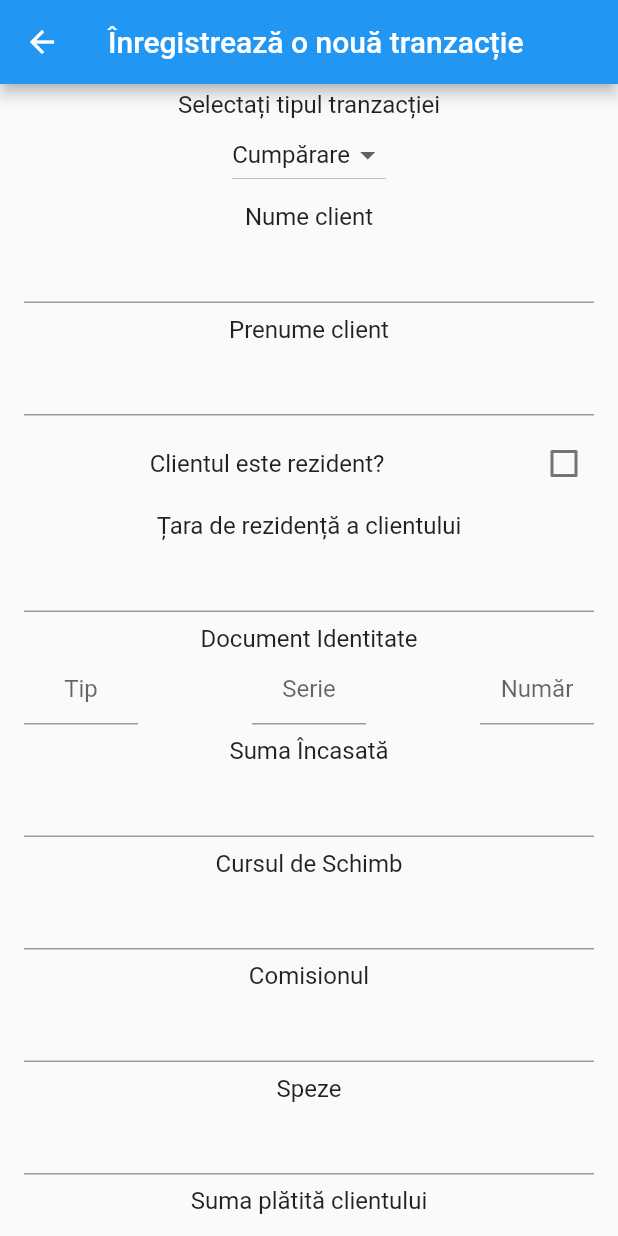
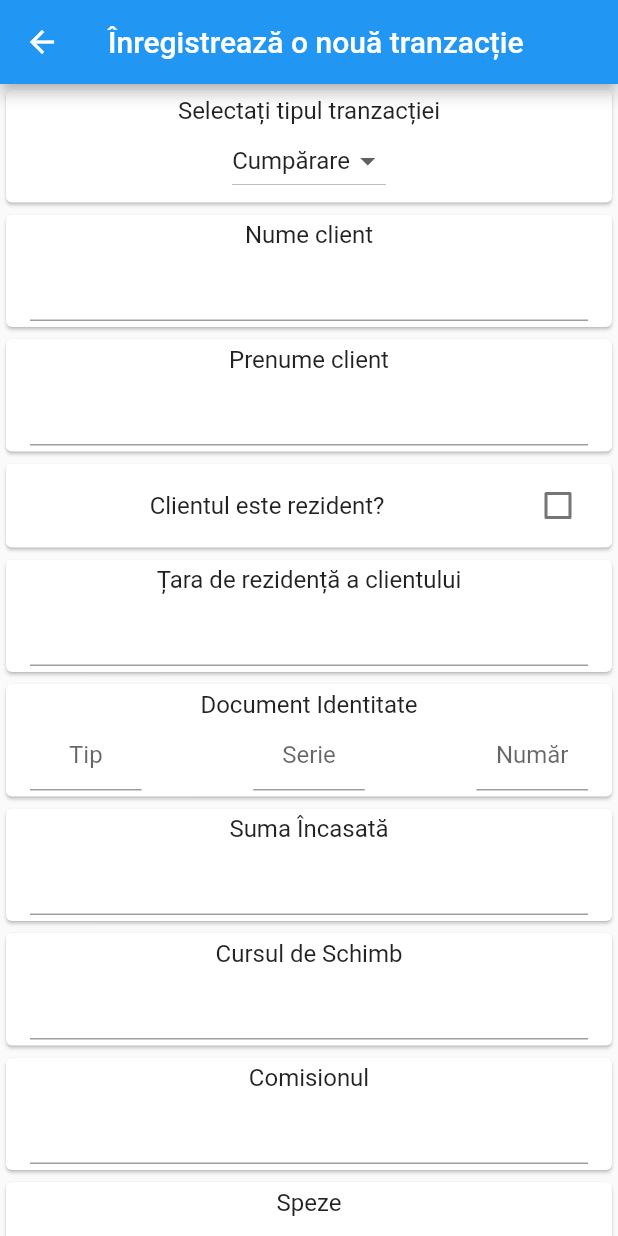
Before and after one commit to TeoChirileanu/transact_me_flutter, a Flutter app: the TransactionScreen screen opened directly, on a phone screen of 412 x 824 dp. Run offline on Flutter 3.47's test engine with Material 2 defaults, Android fonts, the phone set to English and light mode, and no system bars.

Commit message:
remove center, add cards

```diff
--- a/lib/transaction_form.dart
+++ b/lib/transaction_form.dart
@@ -43,12 +43,11 @@ class _TransactionFormState extends State<TransactionForm> {
 
   @override
   Widget build(BuildContext context) {
-    return Center(
-      child: Column(
-        mainAxisAlignment: MainAxisAlignment.center,
+    return Column(
       children: [
         Spacer(),
-          ListTile(
+        Card(
+          child: ListTile(
             title: Center(child: Text("Selectați tipul tranzacției")),
             subtitle: Center(
               child: DropdownButton(
@@ -58,8 +57,10 @@ class _TransactionFormState extends State<TransactionForm> {
               ),
             ),
           ),
+        ),
         Spacer(),
-          ListTile(
+        Card(
+          child: ListTile(
             title: Center(child: Text("Nume client")),
             subtitle: Center(
               child: TextField(
@@ -68,8 +69,10 @@ class _TransactionFormState extends State<TransactionForm> {
               ),
             ),
           ),
+        ),
         Spacer(),
-          ListTile(
+        Card(
+          child: ListTile(
             title: Center(child: Text("Prenume client")),
             subtitle: Center(
               child: TextField(
@@ -78,14 +81,18 @@ class _TransactionFormState extends State<TransactionForm> {
               ),
             ),
           ),
+        ),
         Spacer(),
-          CheckboxListTile(
+        Card(
+          child: CheckboxListTile(
             title: Center(child: Text("Clientul este rezident?")),
             value: _clientulEsteRezident,
             onChanged: (clientulEsteRezident) => setState(() => _clientulEsteRezident = clientulEsteRezident),
           ),
+        ),
         Spacer(),
-          Visibility(
+        Card(
+          child: Visibility(
             visible: !_clientulEsteRezident,
             child: ListTile(
               title: Center(child: Text("Țara de rezidență a clientului")),
@@ -97,10 +104,12 @@ class _TransactionFormState extends State<TransactionForm> {
               ),
             ),
           ),
+        ),
         Spacer(),
-          ListTile(
+        Card(
+          child: ListTile(
             title: Center(
-              child: Text("Document Identitate"),
+              child: Text("Document Identitate"), // todo: store fields
             ),
             subtitle: Row(
               children: [
@@ -127,8 +136,10 @@ class _TransactionFormState extends State<TransactionForm> {
               ],
             ),
           ),
+        ),
         Spacer(),
-          ListTile(
+        Card(
+          child: ListTile(
             title: Center(child: Text("Suma Încasată")),
             subtitle: Center(
               child: TextField(
@@ -137,8 +148,10 @@ class _TransactionFormState extends State<TransactionForm> {
               ),
             ),
           ),
+        ),
         Spacer(),
-          ListTile(
+        Card(
+          child: ListTile(
             title: Center(child: Text("Cursul de Schimb")),
             subtitle: Center(
               child: TextField(
@@ -147,8 +160,10 @@ class _TransactionFormState extends State<TransactionForm> {
               ),
             ),
           ),
+        ),
         Spacer(),
-          ListTile(
+        Card(
+          child: ListTile(
             title: Center(child: Text("Comisionul")),
             subtitle: Center(
               child: TextField(
@@ -157,8 +172,10 @@ class _TransactionFormState extends State<TransactionForm> {
               ),
             ),
           ),
+        ),
         Spacer(),
-          ListTile(
+        Card(
+          child: ListTile(
             title: Center(child: Text("Speze")),
             subtitle: Center(
               child: TextField(
@@ -167,8 +184,10 @@ class _TransactionFormState extends State<TransactionForm> {
               ),
             ),
           ),
+        ),
         Spacer(),
-          ListTile(
+        Card(
+          child: ListTile(
             title: Center(child: Text("Suma plătită clientului")),
             subtitle: Center(
               child: TextField(
@@ -177,9 +196,9 @@ class _TransactionFormState extends State<TransactionForm> {
               ),
             ),
           ),
+        ),
         Spacer(),
       ],
-      ),
     );
   }
 }
```
Lines whose indentation alone changed are shown as unchanged.
